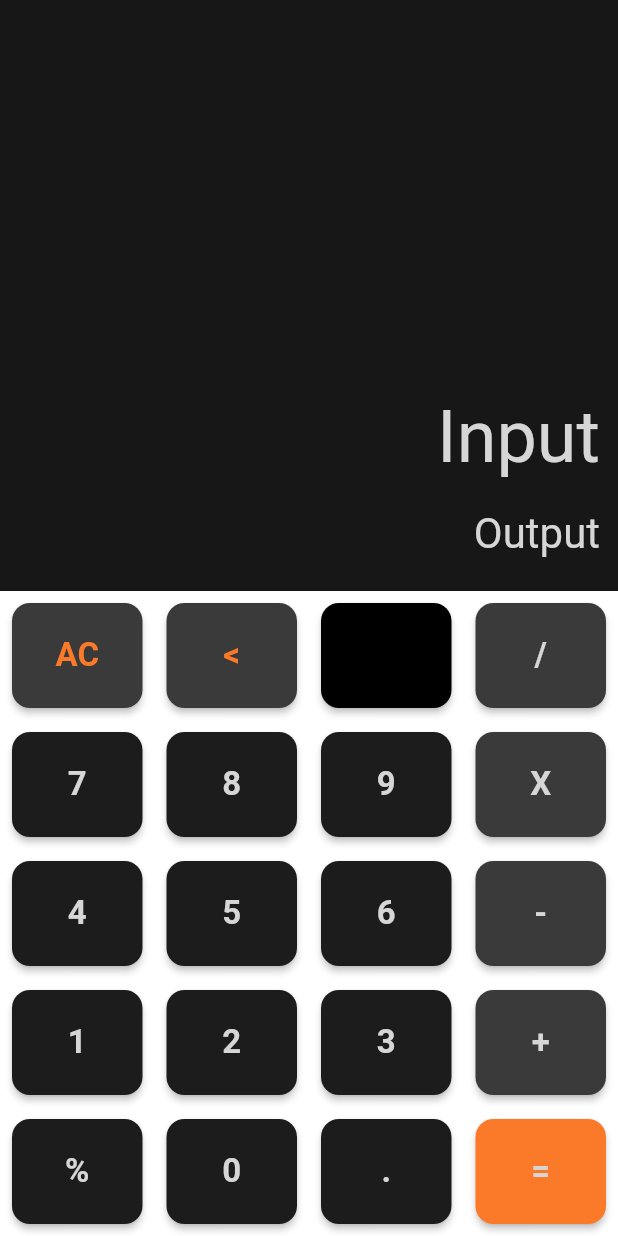
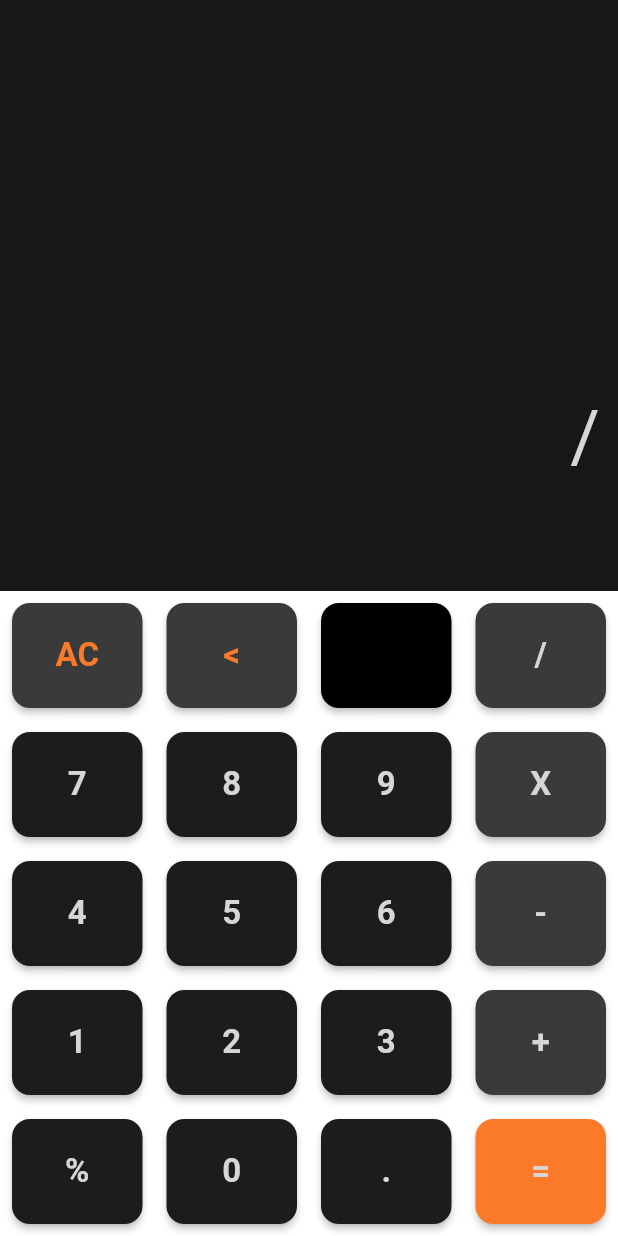
Before and after one commit to aakashchamola/calculator_1, a Flutter app: the screen it shows after launch, after a tap on an icon or button, on a phone screen of 412 x 824 dp. Run offline on Flutter 3.47's test engine with Material 2 defaults, Android fonts, the phone set to English and light mode, and no system bars; our stand-ins replace math_expressions.

Commit message:
basic calculator working now(bugs still left)

```diff
--- a/lib/main.dart
+++ b/lib/main.dart
@@ -1,5 +1,6 @@
 import 'package:calculator_1/constants.dart';
 import 'package:flutter/material.dart';
+import 'package:math_expressions/math_expressions.dart';
 
 void main() {
   runApp(const MaterialApp(
@@ -15,6 +16,31 @@ class Calculator extends StatefulWidget {
 }
 
 class _CalculatorState extends State<Calculator> {
+  //variables
+  var input = "";
+  var output = "";
+  var operation = "";
+
+  onButtonClick(value) {
+    if (value == "AC") {
+      input = '';
+      output = '';
+    } else if (value == "<") {
+      input = input.substring(0, input.length - 1);
+    } else if (value == "=") {
+      var userInput = input;
+      userInput = userInput.replaceAll("X", "*");
+      Parser p = Parser();
+      Expression expression = p.parse(userInput);
+      ContextModel cm = ContextModel();
+      var finalValue = expression.evaluate(EvaluationType.REAL, cm);
+      output = finalValue.toString();
+    } else {
+      input = input + value;
+    }
+    setState(() {});
+  }
+
   @override
   Widget build(BuildContext context) {
     return Scaffold(
@@ -27,28 +53,28 @@ class _CalculatorState extends State<Calculator> {
             width: double.infinity,
             color: AppColors.bgLightBlack,
             padding: const EdgeInsets.all(12),
-            child: const Column(
+            child: Column(
               mainAxisAlignment: MainAxisAlignment.end,
               crossAxisAlignment: CrossAxisAlignment.end,
               children: [
                 Text(
-                  "Input",
-                  style: TextStyle(
+                  input,
+                  style: const TextStyle(
                     fontSize: 48,
                     color: AppColors.buttonTextWhite1,
                   ),
                 ),
-                SizedBox(
+                const SizedBox(
                   height: 20,
                 ),
                 Text(
-                  "Output",
-                  style: TextStyle(
+                  output,
+                  style: const TextStyle(
                     fontSize: 28,
                     color: AppColors.buttonTextWhite1,
                   ),
                 ),
-                SizedBox(
+                const SizedBox(
                   height: 10,
                 ),
               ],
@@ -159,7 +185,7 @@ class _CalculatorState extends State<Calculator> {
         child: Container(
             margin: const EdgeInsets.all(8),
             child: ElevatedButton(
-              onPressed: () {},
+              onPressed: () => onButtonClick(text),
               style: ElevatedButton.styleFrom(
                   shape: RoundedRectangleBorder(
                       borderRadius: BorderRadius.circular(12)),
```
